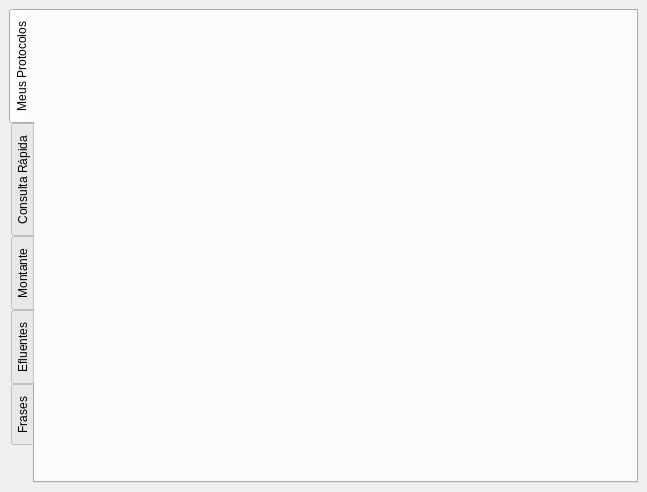
zyngra/IatTeste, file iat_teste_dockwidget_base.ui: the form before one commit.
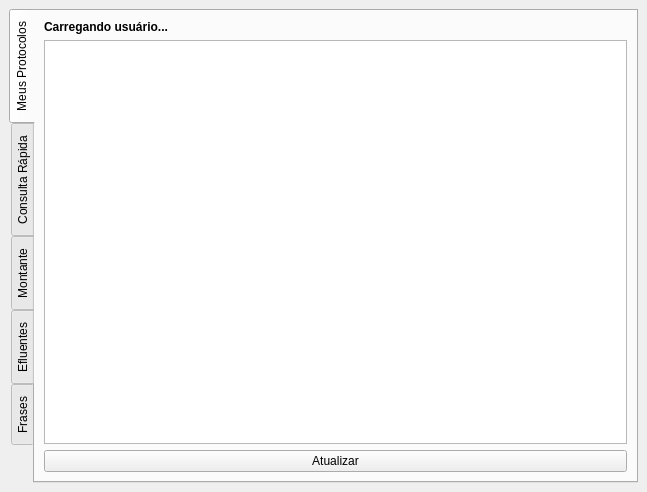
The form after the commit. Custom widgets are drawn as their Qt base class.

```diff
--- a/iat_teste_dockwidget_base.ui
+++ b/iat_teste_dockwidget_base.ui
@@ -48,6 +48,25 @@
        <attribute name="title">
         <string>Meus Protocolos</string>
        </attribute>
+       <layout class="QGridLayout" name="gridLayout_6">
+        <item row="1" column="0">
+         <widget class="QTableWidget" name="tabela_sheets"/>
+        </item>
+        <item row="0" column="0">
+         <widget class="QLabel" name="label_usuario">
+          <property name="text">
+           <string>&lt;html&gt;&lt;head/&gt;&lt;body&gt;&lt;p&gt;&lt;span style=&quot; font-weight:600;&quot;&gt;Carregando usuário...&lt;/span&gt;&lt;/p&gt;&lt;/body&gt;&lt;/html&gt;</string>
+          </property>
+         </widget>
+        </item>
+        <item row="2" column="0">
+         <widget class="QPushButton" name="btn_atualizar">
+          <property name="text">
+           <string>Atualizar</string>
+          </property>
+         </widget>
+        </item>
+       </layout>
       </widget>
       <widget class="QWidget" name="tab_3">
        <attribute name="title">
```
